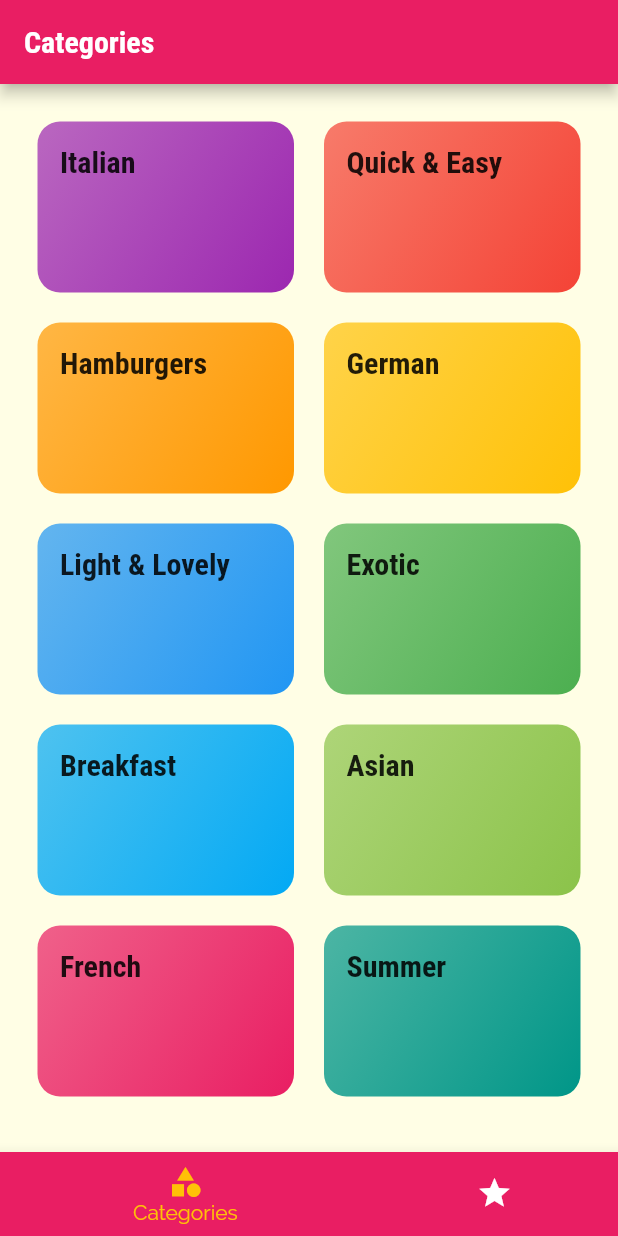
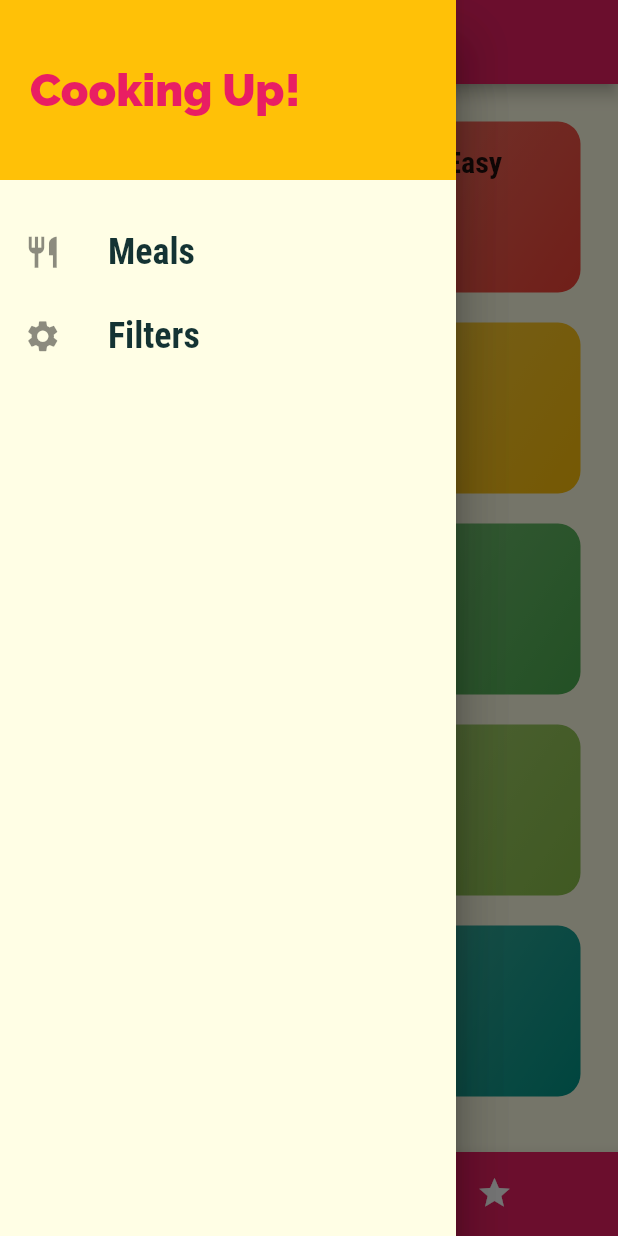
Before and after one commit to GannonDetroit/flutter-meal-app, a Flutter app: the screen it shows after launch, with the side drawer open (before the commit the screen has no drawer), on a phone screen of 412 x 824 dp. Run offline on Flutter 3.47's test engine with Material 2 defaults, Android fonts, the phone set to English and light mode, and no system bars.

Commit message:
added a drawer

```diff
--- a/lib/main.dart
+++ b/lib/main.dart
@@ -1,4 +1,5 @@
 import 'package:flutter/material.dart';
+import 'screens/filters_screen.dart';
 import 'screens/category_meals_screen.dart';
 import 'screens/meal_detail_screen.dart';
 import 'screens/categories_screen.dart';
@@ -27,7 +28,8 @@ class MyApp extends StatelessWidget {
       routes: {
         //note that '/' is already accounted for, its for the home: CategoriesScreen() route.
         CategoryMealsScreen.routeName: (ctx) => CategoryMealsScreen(),
-        MealDetailScreen.routeName: (ctx) => MealDetailScreen()
+        MealDetailScreen.routeName: (ctx) => MealDetailScreen(),
+        FiltersScreen.routeName: (ctx) => FiltersScreen(),
       },
       //this takes a function that takes some route settings (like args) and then it will return a route with a builder,
       //this is only reached when you are going to named route that is NOT registered in the routes table but uses .pushNamed
--- /dev/null
+++ b/lib/screens/filters_screen.dart
@@ -0,0 +1,11 @@
+import 'package:flutter/material.dart';
+
+class FiltersScreen extends StatelessWidget {
+  static const routeName = '/filters';
+  @override
+  Widget build(BuildContext context) {
+    return Center(
+      child: Text('filter screen'),
+    );
+  }
+}
--- a/lib/screens/tabs_screen.dart
+++ b/lib/screens/tabs_screen.dart
@@ -1,6 +1,7 @@
 import 'package:flutter/material.dart';
 import './categories_screen.dart';
 import './favorites_screen.dart';
+import '../widgets/main_drawer.dart';
 
 class TabsScreen extends StatefulWidget {
   @override
@@ -31,6 +32,9 @@ class _TabsScreenState extends State<TabsScreen> {
       appBar: AppBar(
         title: Text(_pages[_selectedPageIndex]['title']),
       ),
+      drawer: Drawer(
+        child: MainDrawer(),
+      ),
       body: _pages[_selectedPageIndex]['page'],
       //This is what flutter calls a bottom tab widget (see video 173 for a top tab view, its a whole different thing) and how to change its UI.
       bottomNavigationBar: BottomNavigationBar(
--- /dev/null
+++ b/lib/widgets/main_drawer.dart
@@ -0,0 +1,67 @@
+import 'package:flutter/material.dart';
+import '../screens/filters_screen.dart';
+
+class MainDrawer extends StatelessWidget {
+  void tapHandler() {}
+
+  @override
+  Widget build(BuildContext context) {
+    return Drawer(
+      child: Column(
+        children: [
+          Container(
+            height: 120,
+            width: double.infinity,
+            padding: EdgeInsets.all(20),
+            alignment: Alignment.centerLeft,
+            color: Theme.of(context).colorScheme.secondary,
+            child: Text(
+              'Cooking Up!',
+              style: TextStyle(
+                  fontWeight: FontWeight.w900,
+                  fontSize: 30,
+                  color: Theme.of(context).colorScheme.primary),
+            ),
+          ),
+          //just for spacing
+          SizedBox(
+            height: 20,
+          ),
+          //ListTiles usually look really good in drawers
+          ListTile(
+            leading: Icon(
+              Icons.restaurant,
+              size: 25,
+            ),
+            title: Text(
+              'Meals',
+              style: TextStyle(
+                  fontFamily: 'RobotoCondensed',
+                  fontSize: 24,
+                  fontWeight: FontWeight.bold),
+            ),
+            onTap: () {
+              Navigator.of(context).pushNamed('/'); //this is the home route
+            },
+          ),
+          ListTile(
+            leading: Icon(
+              Icons.settings,
+              size: 25,
+            ),
+            title: Text(
+              'Filters',
+              style: TextStyle(
+                  fontFamily: 'RobotoCondensed',
+                  fontSize: 24,
+                  fontWeight: FontWeight.bold),
+            ),
+            onTap: () {
+              Navigator.of(context).pushNamed(FiltersScreen.routeName);
+            },
+          )
+        ],
+      ),
+    );
+  }
+}
```
